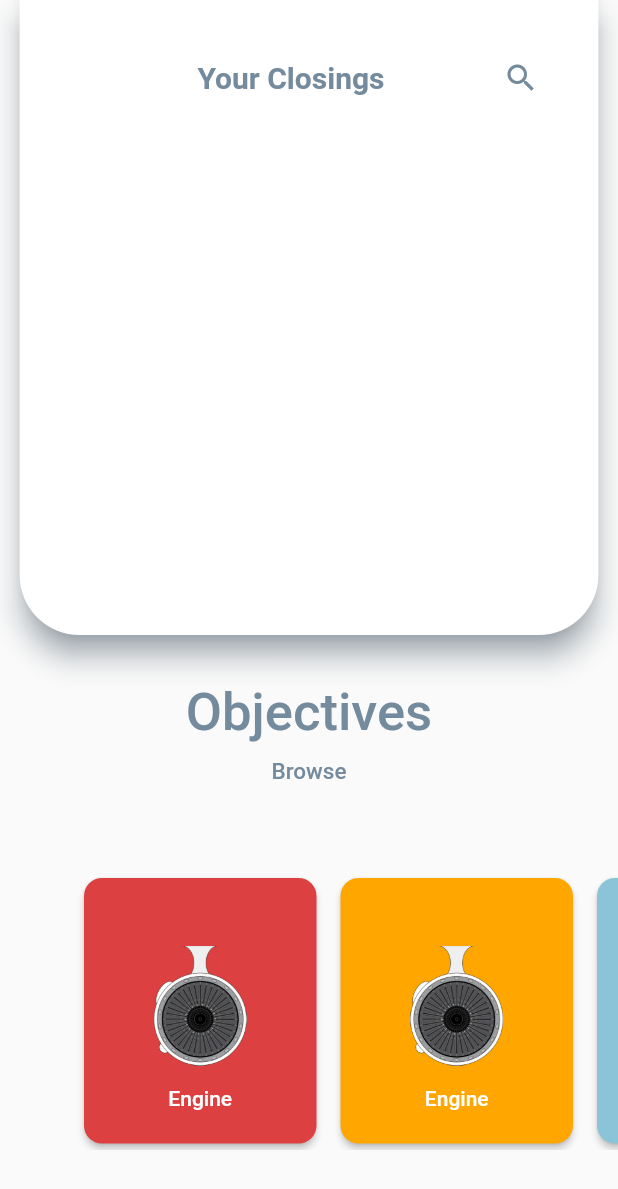
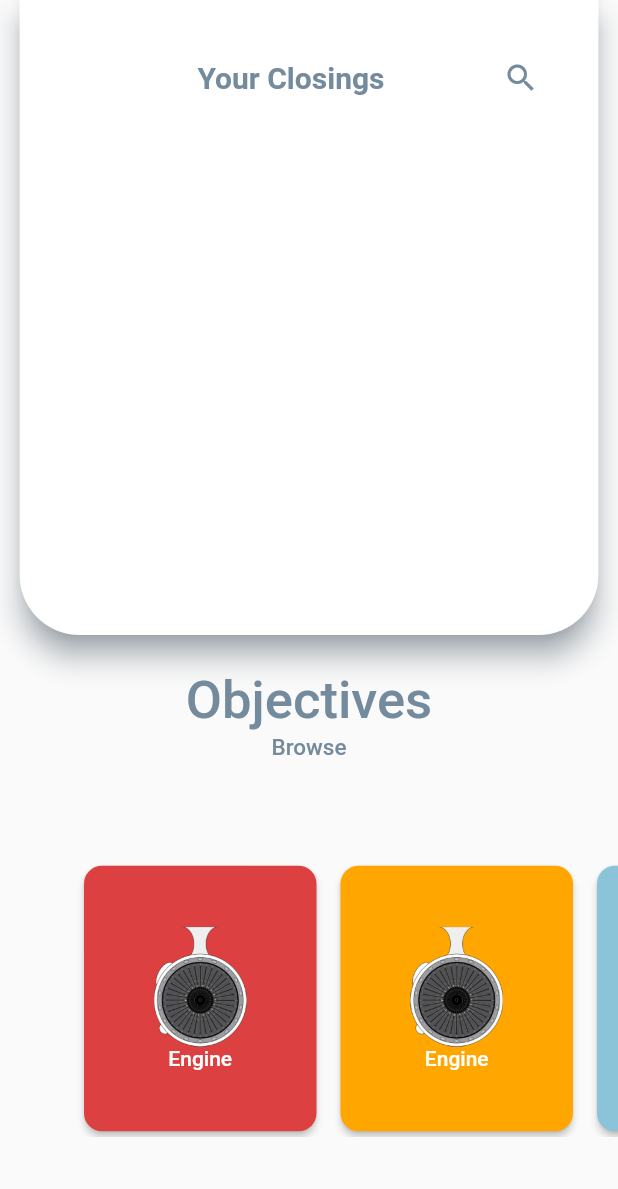
Before and after one commit to ColtonDevAcc/aircraftclosingroom, a Flutter app: the HomeView widget shown alone on an empty page, opened directly, on a phone screen of 412 x 824 dp. Shown: the top 1189 px of the screen. Run offline on Flutter 3.47's test engine with Material 2 defaults, Android fonts, the phone set to English and light mode, and no system bars; our stand-ins replace dio, flutter_riverpod, flutter_snake_navigationbar; missing offline and left inert: recursive_regex.

Commit message:
fixed all ui errors and constraints

```diff
--- a/lib/views/homeView.dart
+++ b/lib/views/homeView.dart
@@ -18,19 +18,17 @@ class HomeView extends StatelessWidget {
         //column that displays header text 'objectives/browse'
         Column(
           children: [
-            SizedBox(height: 10),
+            SizedBox(height: 2),
             Text('Objectives', style: TextStyle(fontSize: 35, fontWeight: FontWeight.w500, color: Global.secondaryTextColor)),
-            SizedBox(height: 10),
+            SizedBox(height: 2),
             Text('Browse', style: TextStyle(fontSize: 15, fontWeight: FontWeight.w500, color: Global.secondaryTextColor)),
           ],
         ),
-        //car rows that display closings
-        Padding(padding: EdgeInsets.fromLTRB(0, 28, 0, 0)),
+        Spacer(flex: 1),
         Container(
-          margin: EdgeInsets.symmetric(vertical: 30),
           //height of the cards. I dont know why the cards dont correlate with the defined height and width of the
           //variables provided in the custom widget
-          height: 185.0,
+          height: 185,
           child: ListView(
             scrollDirection: Axis.horizontal,
             controller: _controller,
@@ -47,7 +45,8 @@ class HomeView extends StatelessWidget {
               closingCardsWidget(color: Colors.red.shade700, transparent: false),
             ].toList(),
           ),
-        )
+        ),
+        Spacer(flex: 1)
       ],
     );
   }
@@ -57,7 +56,6 @@ Padding closingCardsWidget({color: Colors, transparent: bool}) {
   return Padding(
     padding: EdgeInsets.fromLTRB(4, 0, 4, 0),
     child: Container(
-      height: 200,
       width: transparent ? 40 : 163,
       child: Card(
         elevation: transparent ? 0.0 : 2.0,
@@ -69,9 +67,8 @@ Padding closingCardsWidget({color: Colors, transparent: bool}) {
         child: Column(
           mainAxisSize: MainAxisSize.max,
           children: [
-            Padding(
-              padding: const EdgeInsets.fromLTRB(5, 45, 5, 14),
-              child: Container(
+            Spacer(flex: 1),
+            Container(
               height: 80,
               decoration: transparent
                   ? null
@@ -82,8 +79,8 @@ Padding closingCardsWidget({color: Colors, transparent: bool}) {
                       ),
                     ),
             ),
-            ),
-            Text('Engine', style: TextStyle(color: transparent ? Colors.white.withOpacity(0) : Colors.white, fontWeight: FontWeight.w500))
+            Text('Engine', style: TextStyle(color: transparent ? Colors.white.withOpacity(0) : Colors.white, fontWeight: FontWeight.w500)),
+            Spacer(flex: 1)
           ],
         ),
       ),
--- a/lib/views/mainView.dart
+++ b/lib/views/mainView.dart
@@ -12,7 +12,7 @@ class MainView extends StatefulWidget {
 }
 
 class _MainViewState extends State<MainView> {
-  int _currentIndex = 0;
+  int _currentIndex = 1;
   final List<Widget> _children = [
     SettingsView(),
     HomeView(),
```
Also changed, not shown: lib/models/Closing.dart (added, +17 -0 lines), lib/models/ClosingList.dart (+13 -3 lines), lib/services/userinfo_service.dart (+10 -6 lines), lib/views/loginView.dart (+20 -6 lines). Lines whose indentation alone changed are shown as unchanged.
